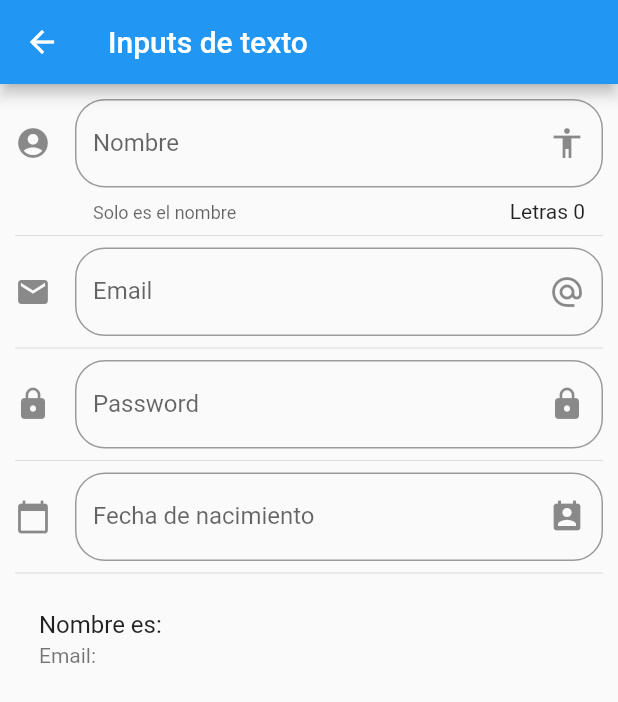
After one commit to ulymay/componentes, a Flutter app: the screen it shows after launch, after a tap on "Inputs", on a phone screen of 412 x 824 dp. The commit adds this screen. Shown: the top 702 px of the screen. Run offline on Flutter 3.47's test engine with Material 2 defaults, Android fonts, the phone set to English and light mode, and no system bars; network calls fail.

Commit message:
TextFields
Se agregaron algunos textfields

```diff
--- a/data/menu_opts.json
+++ b/data/menu_opts.json
@@ -20,6 +20,11 @@
             "ruta" : "animatedContainer",
             "icon" : "donut_large",
             "texto": "Animated Container"
+        },
+        {
+            "ruta" : "inputs",
+            "icon" : "input",
+            "texto": "Inputs"
         }
     ]
 }
--- a/lib/main.dart
+++ b/lib/main.dart
@@ -1,4 +1,5 @@
 import 'package:flutter/material.dart';
+import 'package:flutter_localizations/flutter_localizations.dart';
 
 import 'package:componentes/src/routes/routes.dart';
 
@@ -11,6 +12,16 @@ class MyApp extends StatelessWidget {
     return MaterialApp(
       title: 'Componentes App',
       debugShowCheckedModeBanner: false,
+      localizationsDelegates: [
+        GlobalMaterialLocalizations.delegate,
+        GlobalWidgetsLocalizations.delegate,
+      ],
+      supportedLocales: [
+        const Locale('en', 'US'), // English
+        const Locale('es', 'ES'), // Spanish
+        const Locale.fromSubtags(languageCode: 'zh'), // Chinese *See Advanced Locales below*
+        // ... other locales the app supports
+      ],
       // home: HomePage(),
       initialRoute: '/',
       routes: getApplicationRoutes(),
--- a/lib/src/pages/animated_container.dart
+++ b/lib/src/pages/animated_container.dart
@@ -47,9 +47,9 @@ class _AnimatedContainerPageState extends State<AnimatedContainerPage> {
 
     setState(() {
 
-    _width += random.nextInt(300).toDouble();
-    _height += random.nextInt(300).toDouble();
-    _color = Colors.fromFRBO(
+    _width = random.nextInt(300).toDouble();
+    _height = random.nextInt(300).toDouble();
+    _color = Color.fromRGBO(
       random.nextInt(255),
       random.nextInt(255),
       random.nextInt(255),
--- /dev/null
+++ b/lib/src/pages/input_page.dart
@@ -0,0 +1,165 @@
+import 'package:flutter/material.dart';
+
+
+
+class InputPage extends StatefulWidget {
+  @override
+  _InputPageState createState() => _InputPageState();
+}
+
+class _InputPageState extends State<InputPage> {
+
+  String _nombre = '';
+  String _email = '';
+  String _fecha = '';
+
+  TextEditingController _inputFieldDateController = new TextEditingController();
+
+  @override
+  Widget build(BuildContext context) {
+    return Scaffold(
+      appBar: AppBar(
+        title: Text('Inputs de texto'),
+      ),
+      body: ListView(
+        padding: EdgeInsets.symmetric(horizontal: 10.0, vertical: 10.0),
+        children: <Widget>[
+          _crearInput(),
+          Divider(),
+          _crearEmail(),
+          Divider(),
+          _crearPassword(),
+          Divider(),
+          _crearFecha( context ),
+          Divider(),
+          _crearPersona(),
+        ],
+      ),
+    );
+  }
+
+  Widget _crearInput() {
+
+    return TextField(
+      // autofocus: true,
+      textCapitalization: TextCapitalization.sentences,
+      decoration: InputDecoration(
+        border: OutlineInputBorder(
+          borderRadius: BorderRadius.circular(20.0)
+        ),
+        counter: Text('Letras ${ _nombre.length }'),
+        hintText: 'Nombre de la persona',
+        labelText: 'Nombre',
+        helperText: 'Solo es el nombre',
+        suffixIcon: Icon( Icons.accessibility ),
+        icon: Icon( Icons.account_circle )
+
+      ),
+      onChanged: (valor) {
+        setState(() {
+          _nombre = valor;
+
+        });
+      },
+    );
+
+  }
+
+  Widget _crearEmail() {
+
+    return TextField(
+      keyboardType: TextInputType.emailAddress,
+      decoration: InputDecoration(
+        border: OutlineInputBorder(
+          borderRadius: BorderRadius.circular(20.0)
+        ),
+        hintText: 'Email',
+        labelText: 'Email',
+        suffixIcon: Icon( Icons.alternate_email ),
+        icon: Icon( Icons.email )
+
+      ),
+      onChanged: (valor) => setState(() {
+          _email = valor;
+        })
+    );
+
+  }
+
+  Widget _crearPassword() {
+
+    return TextField(
+      obscureText: true,
+      decoration: InputDecoration(
+        border: OutlineInputBorder(
+          borderRadius: BorderRadius.circular(20.0)
+        ),
+        hintText: 'Password',
+        labelText: 'Password',
+        suffixIcon: Icon( Icons.lock ),
+        icon: Icon( Icons.lock )
+
+      ),
+      onChanged: (valor) => setState(() {
+          _email = valor;
+        })
+    );
+
+  }
+
+  Widget _crearFecha( BuildContext context ) {
+
+    return TextField(
+      enableInteractiveSelection: false,
+      controller: _inputFieldDateController,
+      decoration: InputDecoration(
+        border: OutlineInputBorder(
+          borderRadius: BorderRadius.circular(20.0)
+        ),
+        hintText: 'Fecha de nacimiento',
+        labelText: 'Fecha de nacimiento',
+        suffixIcon: Icon( Icons.perm_contact_calendar ),
+        icon: Icon( Icons.calendar_today )
+
+      ),
+      onTap: () {
+
+        FocusScope.of(context).requestFocus(new FocusNode());
+        _selectDate( context );
+
+      },
+    );
+
+  }
+
+  _selectDate(BuildContext context) async{
+
+    DateTime picked = await showDatePicker(
+      context: context,
+      initialDate: new DateTime.now(),
+      firstDate: new DateTime(2018),
+      lastDate: new DateTime(2025),
+      locale: Locale('es', 'ES')
+    );
+
+    if( picked != null) {
+      setState(() {
+       _fecha = picked.toString();
+       _inputFieldDateController.text = _fecha;
+      });
+    }
+
+  }
+
+
+
+
+  Widget _crearPersona() {
+
+    return ListTile(
+      title: Text('Nombre es: $_nombre'),
+      subtitle: Text('Email: $_email'),
+    );
+
+  }
+}
--- a/lib/src/routes/routes.dart
+++ b/lib/src/routes/routes.dart
@@ -5,6 +5,7 @@ import 'package:componentes/src/pages/alert_page.dart';
 import 'package:componentes/src/pages/avatar_page.dart';
 import 'package:componentes/src/pages/home_page.dart';
 import 'package:componentes/src/pages/animated_container.dart';
+import 'package:componentes/src/pages/input_page.dart';
 
 
 Map<String, WidgetBuilder> getApplicationRoutes(){
@@ -14,7 +15,8 @@ Map<String, WidgetBuilder> getApplicationRoutes(){
         'alert' :( BuildContext context ) => AlertPage(),
         'avatar' :( BuildContext context ) => AvatarPage(),
         'card' :( BuildContext context ) => CardPage(),
-        'animatedContainer' :( BuildContext context ) => AnimatedContainerPage()
+        'animatedContainer' :( BuildContext context ) => AnimatedContainerPage(),
+        'inputs' :( BuildContext context ) => InputPage(),
       };
 
 }
--- a/lib/src/utils/icono_string_util.dart
+++ b/lib/src/utils/icono_string_util.dart
@@ -6,6 +6,7 @@ final _icons = <String, IconData>{
   'accessibility' : Icons.accessibility,
   'folder_open'   : Icons.folder_open,
   'donut_large'   : Icons.donut_large,
+  'input'         : Icons.input,
 
 };
 
--- a/pubspec.yaml
+++ b/pubspec.yaml
@@ -18,6 +18,9 @@ environment:
 
 dependencies:
   flutter:
+    sdk: flutter
+
+  flutter_localizations:
     sdk: flutter
 
   # The following adds the Cupertino Icons font to your application.
```
Also changed, not shown: pubspec.lock.
